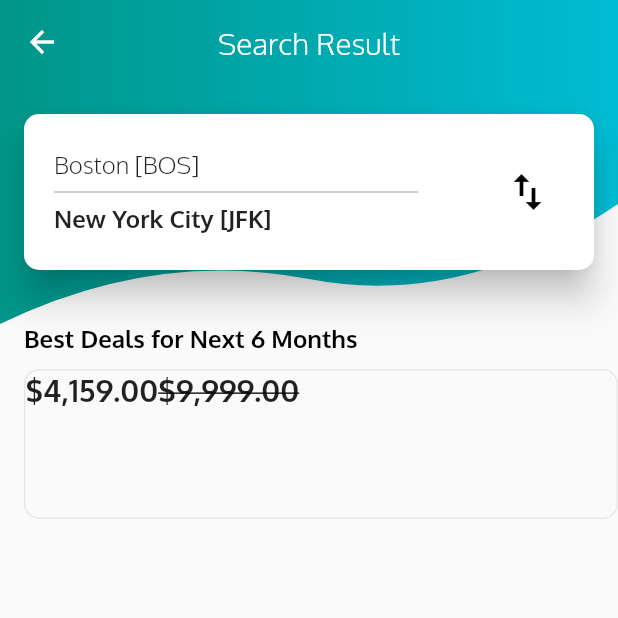
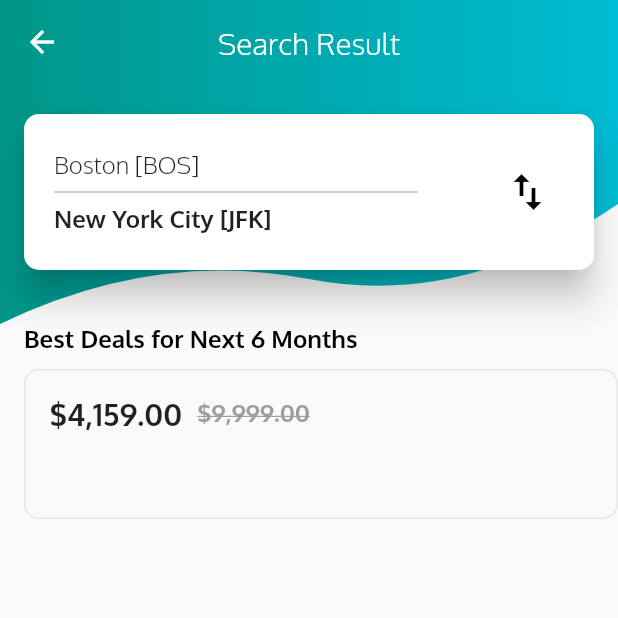
Before and after one commit to ajay1706/Flight-UI, a Flutter app: the FlightListScreen screen opened directly, on a phone screen of 412 x 824 dp, the top half of it. Run offline on Flutter 3.47's test engine with Material 2 defaults, Android fonts, the phone set to English and light mode, and no system bars; our stand-ins replace gradient_app_bar.

```diff
--- a/flight_app/lib/flight_list.dart
+++ b/flight_app/lib/flight_list.dart
@@ -122,22 +122,27 @@ class FlightCard extends StatelessWidget {
     return Stack(
       children: <Widget>[
          Container(
+           padding: EdgeInsets.only(right: 16),
            height: 100,
            decoration: BoxDecoration(
              borderRadius: BorderRadius.all(Radius.circular(10)),
              border: Border.all(color: flightBorderColor),
               ),
-              child:Column(
+              child:Padding(
+                padding: const EdgeInsets.all(16.0),
+                child: Column(
                   children: <Widget>[
                     Row(
                       children: <Widget>[
 
                         Text("${formatCurrency.format(4159)}",style: TextStyle(fontWeight: FontWeight.bold,fontSize: 20),),
-                       Text("${formatCurrency.format(9999)}",style: TextStyle(fontWeight: FontWeight.bold,fontSize: 20,decoration: TextDecoration.lineThrough),),
+                        SizedBox(width: 10,),
+                         Text("${formatCurrency.format(9999)}",style: TextStyle(fontWeight: FontWeight.bold,fontSize: 16,decoration: TextDecoration.lineThrough,color: Colors.grey),),
 
                         ],
                     )
                   ],
+                ),
               ) ,
 
 
```
Lines whose indentation alone changed are shown as unchanged.
